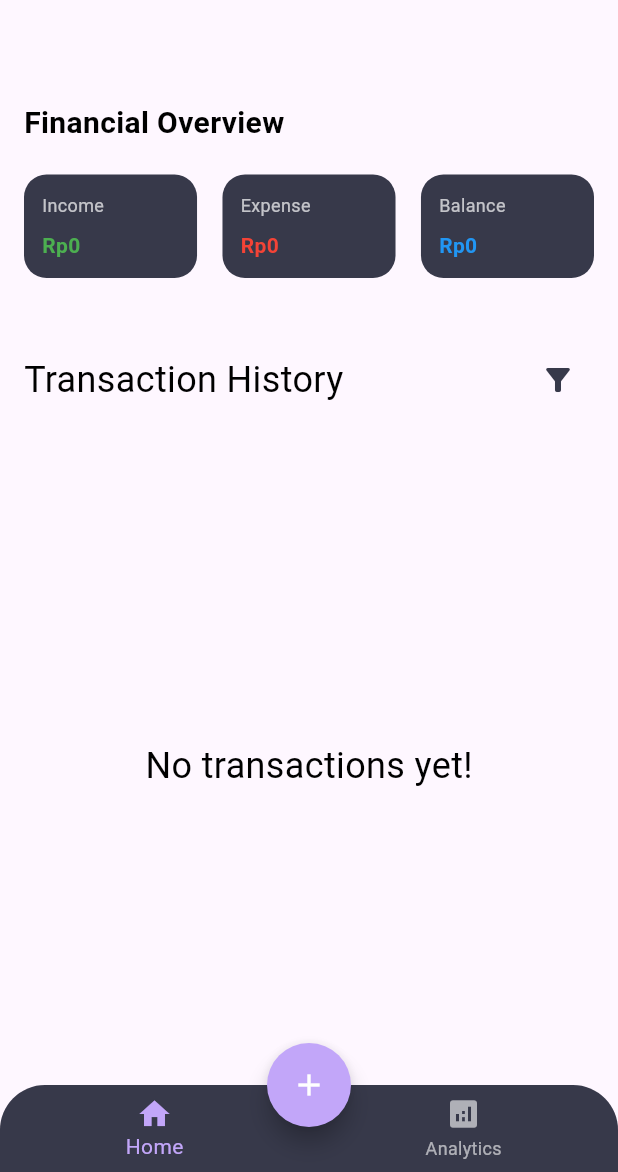
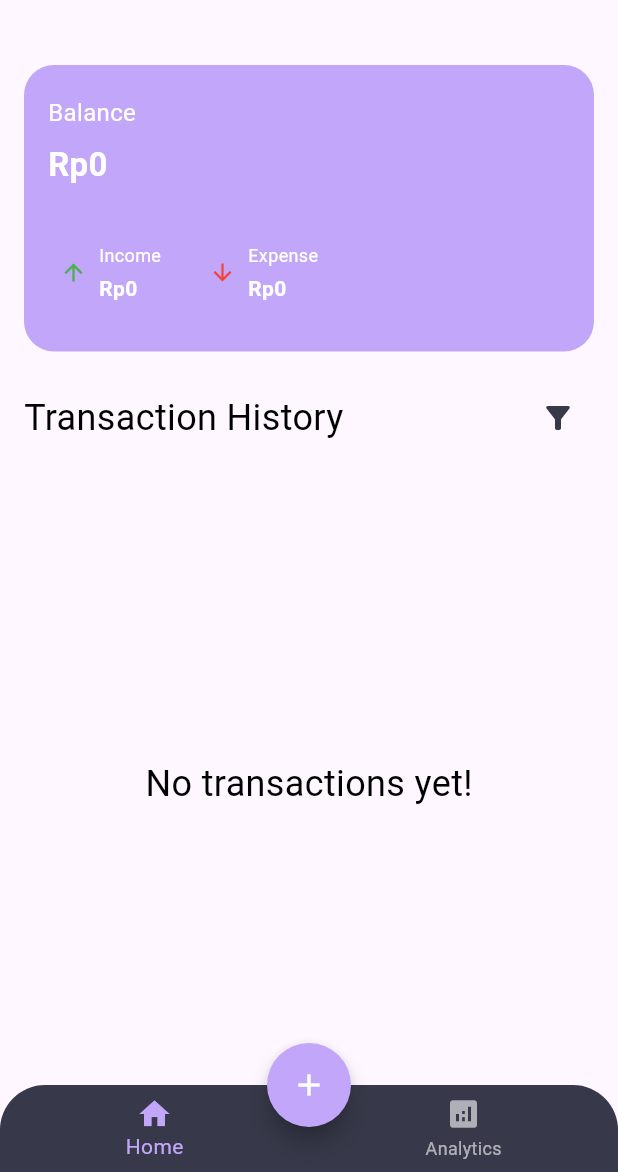
Before and after one commit to moongirl17/MoneyMatee, a Flutter app: the Home screen opened directly, on a phone screen of 412 x 824 dp, the part 64-1236 px from its top. Run offline on Flutter 3.47's test engine with Material 3 defaults, Android fonts, the phone set to English and light mode, and no system bars; our stand-ins replace drift, fl_chart, flutter_bloc, get_it, shared_preferences; missing offline and left inert: calendar_appbar; accounts and stored records are empty; generated files the repository leaves out were written again.

Commit message:
update box summary

```diff
--- a/lib/pages/transaction_summary.dart
+++ b/lib/pages/transaction_summary.dart
@@ -5,15 +5,12 @@ class TransactionSummary extends StatelessWidget {
   final List<Map<String, dynamic>> summarydata;
 
   const TransactionSummary({
-    Key? key,
+    super.key,
     required this.summarydata,
-  }) : super(key: key);
+  });
 
   @override
   Widget build(BuildContext context) {
-    final isDarkMode = Theme.of(context).brightness == Brightness.dark;
-
-    // Hitung total income dan expense
     double totalIncome = 0;
     double totalExpense = 0;
 
@@ -27,87 +24,100 @@ class TransactionSummary extends StatelessWidget {
 
     double balance = totalIncome - totalExpense;
 
-    // Formatter angka: Rp dengan pemisah ribuan titik
     final numberFormat = NumberFormat.decimalPattern('id_ID');
     String formatWithRp(num value) => 'Rp${numberFormat.format(value)}';
 
     return Container(
-      padding: const EdgeInsets.symmetric(horizontal: 16, vertical: 24),
+      margin: const EdgeInsets.symmetric(horizontal: 16),
+      padding: const EdgeInsets.symmetric(horizontal: 16, vertical: 20),
+      decoration: BoxDecoration(
+        color:  Color.fromARGB(255, 194, 166, 249),
+        borderRadius: BorderRadius.circular(20),
+      ),
       child: Column(
         crossAxisAlignment: CrossAxisAlignment.start,
         children: [
-          Text(
-            'Financial Overview',
+          // Balance
+          const Text(
+            'Balance',
             style: TextStyle(
-              fontSize: 20,
-              fontWeight: FontWeight.bold,
-              color: isDarkMode ? Colors.white : Colors.black,
+              fontSize: 16,
+              color: Colors.white,
             ),
           ),
-          const SizedBox(height: 20),
-          Row(
-            mainAxisAlignment: MainAxisAlignment.spaceBetween,
+          const SizedBox(height: 8),
+          Text(
+            formatWithRp(balance),
+            style: const TextStyle(
+              fontSize: 22,
+              fontWeight: FontWeight.bold,
+              color: Colors.white,
+            ),
+          ),
+          const SizedBox(height: 24),
+
+          // Income & Expense in one decorated row
+          Container(
+            padding: const EdgeInsets.symmetric(horizontal: 8, vertical: 12),
+            decoration: BoxDecoration(
+              borderRadius: BorderRadius.circular(12),
+            ),
+            child: Row(
+              mainAxisAlignment: MainAxisAlignment.start,
               children: [
-              _buildSummaryCard(
-                context,
-                'Income',
-                formatWithRp(totalIncome),
-                Colors.green,
+                _buildAmountRow(
+                  icon: Icons.arrow_upward,
+                  title: 'Income',
+                  amount: formatWithRp(totalIncome),
+                  iconColor: Colors.green,
                 ),
-              _buildSummaryCard(
-                context,
-                'Expense',
-                formatWithRp(totalExpense),
-                Colors.red,
-              ),
-              _buildSummaryCard(
-                context,
-                'Balance',
-                formatWithRp(balance),
-                balance >= 0 ? Colors.blue : Colors.orange,
+                const SizedBox(width: 32), // Spasi antara income dan expense
+                _buildAmountRow(
+                  icon: Icons.arrow_downward,
+                  title: 'Expense',
+                  amount: formatWithRp(totalExpense),
+                  iconColor: Colors.red,
                 ),
               ],
+            ),
           ),
         ],
       ),
     );
   }
 
-  Widget _buildSummaryCard(
-    BuildContext context,
-    String title,
-    String amount,
-    Color color,
-  ) {
-    return Container(
-      width: MediaQuery.of(context).size.width * 0.28,
-      padding: const EdgeInsets.all(12),
-      decoration: BoxDecoration(
-        color: const Color.fromARGB(255, 55, 57, 74),
-        borderRadius: BorderRadius.circular(15),
-      ),
-      child: Column(
+  Widget _buildAmountRow({
+    required IconData icon,
+    required String title,
+    required String amount,
+    required Color iconColor,
+  }) {
+    return Row(
+      children: [
+        Icon(icon, color: iconColor, size: 18),
+        const SizedBox(width: 8),
+        Column(
           crossAxisAlignment: CrossAxisAlignment.start,
           children: [
             Text(
               title,
               style: const TextStyle(
-              color: Colors.white70,
                 fontSize: 12,
+                color: Colors.white,
               ),
             ),
-          const SizedBox(height: 8),
+            const SizedBox(height: 4),
             Text(
               amount,
-            style: TextStyle(
-              color: color,
+              style: const TextStyle(
                 fontSize: 14,
                 fontWeight: FontWeight.bold,
+                color: Colors.white,
               ),
-            overflow: TextOverflow.ellipsis,
             ),
           ],
         ),
+      ],
     );
   }
 }
```
Lines whose indentation alone changed are shown as unchanged.
